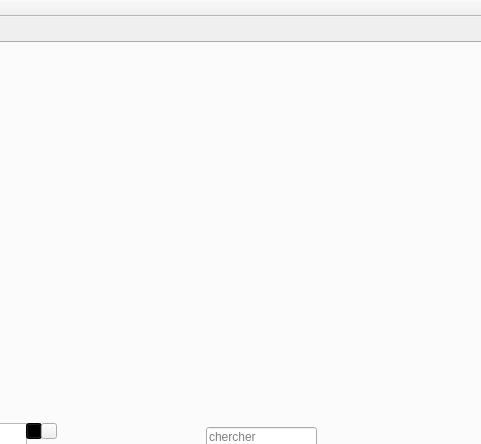
Before: the Qt Designer form mainwindow.ui in mayssa27501/Smart_Aid_Association_2A11, drawn with Qt 5; both pictures show x 766 to 1247 and y 0 to 444 of the 1247 by 715 pixel window.
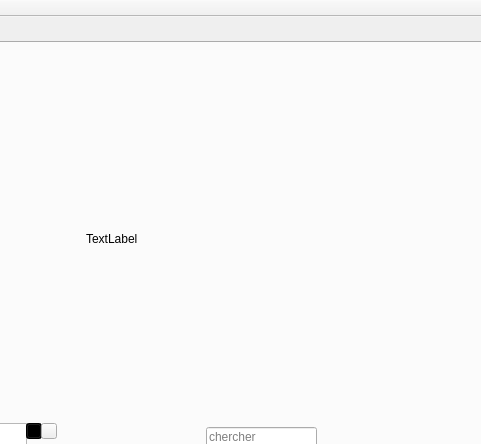
After: the same form once the commit is applied. Icons and pictures are not drawn.

What changed in the file:
```diff
--- a/mainwindow.ui
+++ b/mainwindow.ui
@@ -525,6 +525,19 @@
        <string/>
       </property>
      </widget>
+     <widget class="QLabel" name="qrcode">
+      <property name="geometry">
+       <rect>
+        <x>850</x>
+        <y>50</y>
+        <width>321</width>
+        <height>291</height>
+       </rect>
+      </property>
+      <property name="text">
+       <string>TextLabel</string>
+      </property>
+     </widget>
      <zorder>label_2</zorder>
      <zorder>groupBox_5</zorder>
      <zorder>groupBox</zorder>
```
Left out of the diff: 4 changed lines with no effect on the pictures.
